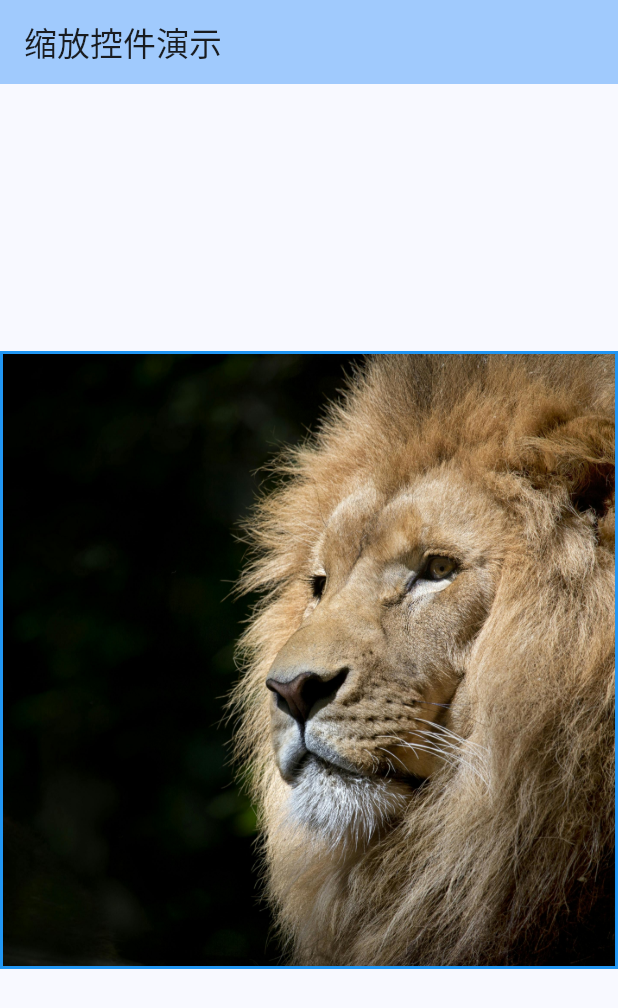
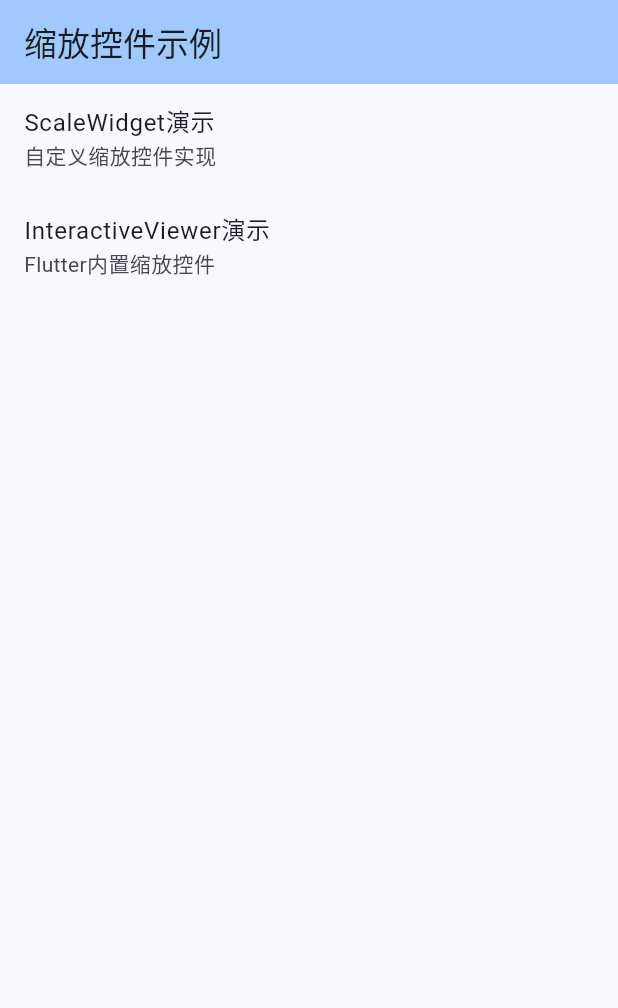
Before and after one commit to AoEiuV020/scalable_widget, a Flutter app: the screen it shows after launch, on a phone screen of 412 x 824 dp. Shown: the top 1008 px of the screen. Run offline on Flutter 3.47's test engine with Material 3 defaults, Android fonts, the phone set to English and light mode, and no system bars.

```diff
--- a/example/lib/main.dart
+++ b/example/lib/main.dart
@@ -1,8 +1,5 @@
 import 'package:flutter/material.dart';
-
-import 'package:scalable_widget/scalable_widget.dart';
-
-import 'example_widget.dart';
+import 'pages/home_page.dart';
 
 void main() {
   runApp(const MyApp());
@@ -19,26 +16,7 @@ class MyApp extends StatelessWidget {
         colorScheme: ColorScheme.fromSeed(seedColor: Colors.blue),
         useMaterial3: true,
       ),
-      home: const MyHomePage(),
+      home: const HomePage(),
     );
   }
 }
-
-class MyHomePage extends StatelessWidget {
-  const MyHomePage({super.key});
-
-  @override
-  Widget build(BuildContext context) {
-    return Scaffold(
-      appBar: AppBar(
-        backgroundColor: Theme.of(context).colorScheme.inversePrimary,
-        title: const Text('缩放控件演示'),
-      ),
-      body: const Center(
-        child: ScalableWidget(
-          child: ExampleWidget(),
-        ),
-      ),
-    );
-  }
-}
--- /dev/null
+++ b/example/lib/pages/home_page.dart
@@ -0,0 +1,43 @@
+import 'package:flutter/material.dart';
+import 'scale_widget_demo_page.dart';
+import 'interactive_viewer_demo_page.dart';
+
+class HomePage extends StatelessWidget {
+  const HomePage({super.key});
+
+  @override
+  Widget build(BuildContext context) {
+    return Scaffold(
+      appBar: AppBar(
+        backgroundColor: Theme.of(context).colorScheme.inversePrimary,
+        title: const Text('缩放控件示例'),
+      ),
+      body: ListView(
+        children: [
+          ListTile(
+            title: const Text('ScaleWidget演示'),
+            subtitle: const Text('自定义缩放控件实现'),
+            onTap: () {
+              Navigator.of(context).push(
+                MaterialPageRoute(
+                  builder: (context) => const ScaleWidgetDemoPage(),
+                ),
+              );
+            },
+          ),
+          ListTile(
+            title: const Text('InteractiveViewer演示'),
+            subtitle: const Text('Flutter内置缩放控件'),
+            onTap: () {
+              Navigator.of(context).push(
+                MaterialPageRoute(
+                  builder: (context) => const InteractiveViewerDemoPage(),
+                ),
+              );
+            },
+          ),
+        ],
+      ),
+    );
+  }
+}
```
Also changed, not shown: example/lib/pages/interactive_viewer_demo_page.dart (added, +24 -0 lines), example/lib/pages/scale_widget_demo_page.dart (added, +22 -0 lines).
